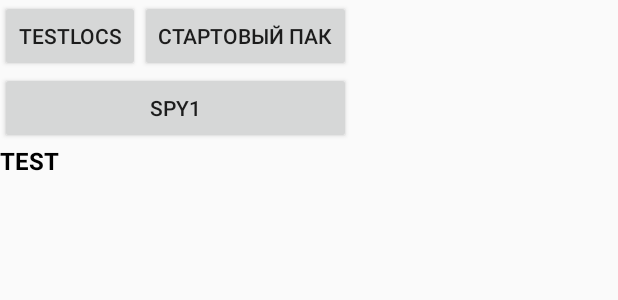
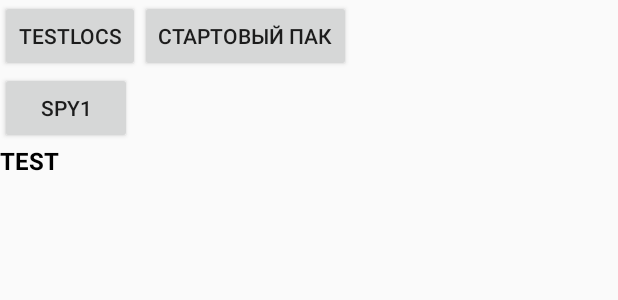
Before and after one commit to Iwantrepository/Spyfall, an Android app: the layout activity_info_bar.xml on its own in the app's theme, with its tools: preview values and no code run, on a phone screen of 412 x 824 dp. Shown: the top 300 px of the screen. Run offline under Robolectric (Android 15) with nearby library versions, the phone set to English and light mode, and no system bars.

Commit message:
Изменения по мелочи

```diff
--- a/app/src/main/java/com/example/spyfall/infoBar.java
+++ b/app/src/main/java/com/example/spyfall/infoBar.java
@@ -97,6 +97,8 @@ public class infoBar extends AppCompatActivity {
 
     public void SpyFirstLocs(View view) {
 
+        Toast.makeText(getApplicationContext(), "Добавлен набор первого издания ", Toast.LENGTH_LONG).show();
+
         writeFile(path+"/Spyfall_First1.txt", "Ресторан\nМузыкант\nПосетитель\nВышибала\nМетрдотель\nШеф-Повар\nОфициант\nКритик");
         writeFile(path+"/Spyfall_First2.txt", "Спа-Салон\nКлиент\nСтилист\nМассажист\nВизажист\nМаникюрщик\nКосметолог\nДерматолог");
         writeFile(path+"/Spyfall_First3.txt", "Отель\nБармен\nПостоялец\nГорничная\nШвейцар\nОхранник\nУправляющий\nПортье");
--- a/app/src/main/res/layout/activity_info_bar.xml
+++ b/app/src/main/res/layout/activity_info_bar.xml
@@ -38,10 +38,8 @@
                     android:id="@+id/buttonOldSixLoc"
                     android:layout_width="wrap_content"
                     android:layout_height="wrap_content"
-                    android:layout_weight="1"
                     android:onClick="buttonOldSixLoc"
                     android:text="Стартовый пак" />
-
             </LinearLayout>
 
         </TableRow>
@@ -50,12 +48,19 @@
             android:layout_width="match_parent"
             android:layout_height="match_parent" >
 
+            <LinearLayout
+                android:layout_width="match_parent"
+                android:layout_height="match_parent"
+                android:orientation="horizontal">
+
                 <Button
                     android:id="@+id/buttonSpyFirstLocs"
                     android:layout_width="wrap_content"
                     android:layout_height="wrap_content"
                     android:onClick="SpyFirstLocs"
                     android:text="Spy1" />
+            </LinearLayout>
+
         </TableRow>
 
         <TableRow
```
Lines whose indentation alone changed are shown as unchanged.
